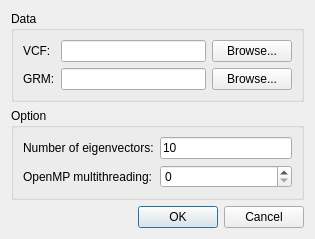
First picture: the form in dialoggsc.ui, repository njau-sri/rtm-gwas-gui, before the edit.
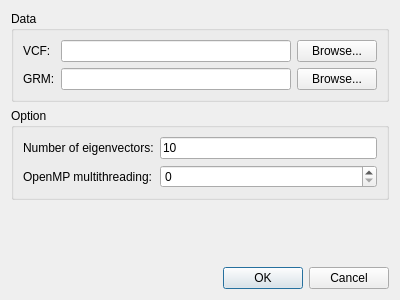
Second picture: the form after the edit.

What changed in the file:
```diff
--- a/dialoggsc.ui
+++ b/dialoggsc.ui
@@ -6,8 +6,8 @@
    <rect>
     <x>0</x>
     <y>0</y>
-    <width>315</width>
-    <height>221</height>
+    <width>400</width>
+    <height>300</height>
    </rect>
   </property>
   <property name="windowTitle">
```
